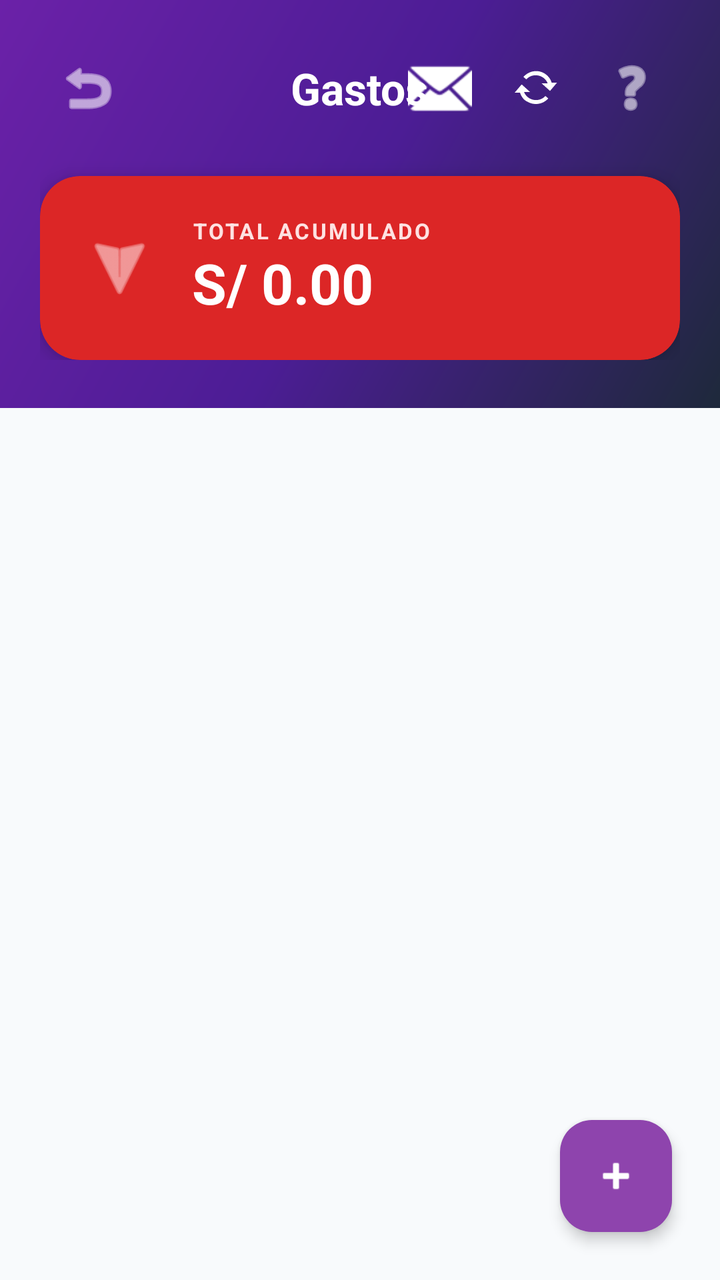
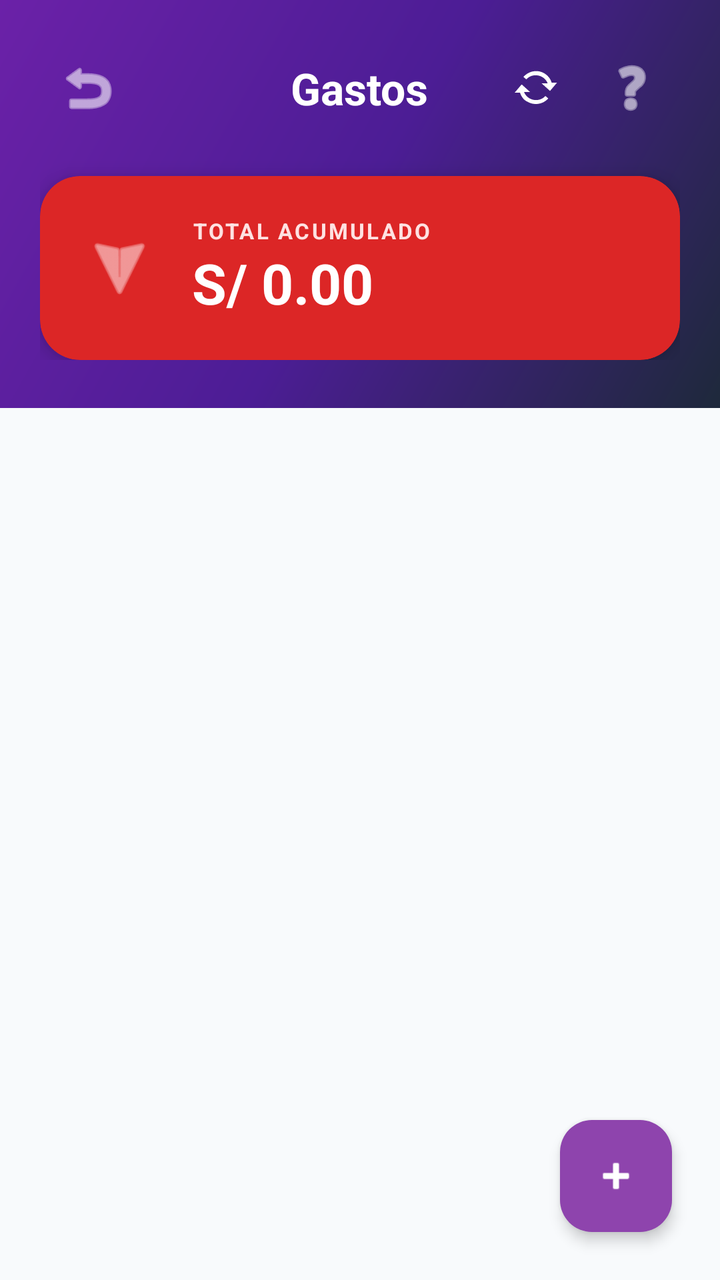

An Android layout rendered at two revisions. The XML below is the earlier revision; the diff shows what the commit changed to produce the second picture.
<!-- AndroidManifest.xml: application theme Theme.GoMezMart -->
<!-- res/layout/activity_gastos.xml -->
<?xml version="1.0" encoding="utf-8"?>
<androidx.coordinatorlayout.widget.CoordinatorLayout xmlns:android="http://schemas.android.com/apk/res/android"
    xmlns:app="http://schemas.android.com/apk/res-auto"
    android:layout_width="match_parent"
    android:layout_height="match_parent"
    android:background="?attr/colorSurface">

    <com.google.android.material.appbar.AppBarLayout
        android:layout_width="match_parent"
        android:layout_height="wrap_content"
        android:background="@drawable/bg_header_purple_gradient"
        app:elevation="4dp">

        <LinearLayout
            android:layout_width="match_parent"
            android:layout_height="wrap_content"
            android:orientation="vertical"
            android:paddingHorizontal="20dp"
            android:paddingTop="20dp"
            android:paddingBottom="24dp">

            <RelativeLayout
                android:layout_width="match_parent"
                android:layout_height="wrap_content">
                <ImageButton
                    android:id="@+id/btnBackGastos"
                    android:layout_width="48dp"
                    android:layout_height="48dp"
                    android:background="?attr/selectableItemBackgroundBorderless"
                    android:src="@android:drawable/ic_menu_revert"
                    app:tint="@android:color/white"
                    android:contentDescription="Regresar" />

                <TextView
                    android:layout_width="wrap_content"
                    android:layout_height="wrap_content"
                    android:layout_centerInParent="true"
                    android:text="Gastos"
                    android:textSize="22sp"
                    android:textStyle="bold"
                    android:textColor="@android:color/white" />

                <ImageButton
                    android:id="@+id/btnMailboxGastos"
                    android:layout_width="48dp"
                    android:layout_height="48dp"
                    android:layout_toStartOf="@id/btnSyncIndicator"
                    android:background="?attr/selectableItemBackgroundBorderless"
                    android:src="@android:drawable/ic_dialog_email"
                    app:tint="@android:color/white"
                    android:contentDescription="Buzón" />

                <ImageButton
                    android:id="@+id/btnSyncIndicator"
                    android:layout_width="48dp"
                    android:layout_height="48dp"
                    android:layout_toStartOf="@id/btnHelpGastos"
                    android:background="?attr/selectableItemBackgroundBorderless"
                    android:src="@android:drawable/stat_notify_sync"
                    app:tint="@android:color/white"
                    android:contentDescription="Sincronización" />

                <ImageButton
                    android:id="@+id/btnHelpGastos"
                    android:layout_width="48dp"
                    android:layout_height="48dp"
                    android:layout_alignParentEnd="true"
                    android:background="?attr/selectableItemBackgroundBorderless"
                    android:src="@android:drawable/ic_menu_help"
                    app:tint="@android:color/white"
                    android:contentDescription="Ayuda" />
            </RelativeLayout>

            
            <com.google.android.material.card.MaterialCardView
                android:layout_width="match_parent"
                android:layout_height="wrap_content"
                android:layout_marginTop="20dp"
                app:cardBackgroundColor="@color/red_600"
                app:cardCornerRadius="20dp"
                app:cardElevation="6dp"
                app:strokeWidth="0dp">
                <LinearLayout
                    android:layout_width="match_parent"
                    android:layout_height="wrap_content"
                    android:orientation="horizontal"
                    android:gravity="center_vertical"
                    android:padding="20dp">

                    <ImageView
                        android:layout_width="40dp"
                        android:layout_height="40dp"
                        android:src="@android:drawable/ic_menu_send"
                        android:rotation="90"
                        app:tint="#FEE2E2" />

                    <LinearLayout
                        android:layout_width="0dp"
                        android:layout_weight="1"
                        android:layout_height="wrap_content"
                        android:orientation="vertical"
                        android:layout_marginStart="16dp">
                        <TextView
                            android:layout_width="wrap_content"
                            android:layout_height="wrap_content"
                            android:text="TOTAL ACUMULADO"
                            android:textSize="11sp"
                            android:textStyle="bold"
                            android:textColor="#FEE2E2"
                            android:letterSpacing="0.1" />
                        <TextView
                            android:id="@+id/tvTotalGastosMes"
                            android:layout_width="wrap_content"
                            android:layout_height="wrap_content"
                            android:text="S/ 0.00"
                            android:textSize="28sp"
                            android:textStyle="bold"
                            android:textColor="@android:color/white" />
                    </LinearLayout>
                </LinearLayout>
            </com.google.android.material.card.MaterialCardView>
        </LinearLayout>
    </com.google.android.material.appbar.AppBarLayout>

    <androidx.recyclerview.widget.RecyclerView
        android:id="@+id/rvGastos"
        android:layout_width="match_parent"
        android:layout_height="match_parent"
        app:layout_behavior="@string/appbar_scrolling_view_behavior"
        android:paddingTop="12dp"
        android:paddingBottom="100dp"
        android:clipToPadding="false" />

    <LinearLayout
        android:id="@+id/layoutEmptyGastos"
        android:layout_width="match_parent"
        android:layout_height="wrap_content"
        android:layout_gravity="center"
        android:gravity="center"
        android:orientation="vertical"
        android:visibility="gone">

        <ImageView
            android:layout_width="120dp"
            android:layout_height="120dp"
            android:src="@android:drawable/ic_menu_edit"
            android:alpha="0.2"
            app:tint="?attr/colorOnSurfaceVariant" />

        <TextView
            android:layout_width="wrap_content"
            android:layout_height="wrap_content"
            android:layout_marginTop="16dp"
            android:text="Sin gastos registrados"
            android:textColor="?attr/colorOnSurfaceVariant"
            android:textSize="16sp"
            android:textStyle="bold" />
    </LinearLayout>

    <com.google.android.material.floatingactionbutton.FloatingActionButton
        android:id="@+id/fabAddGasto"
        android:layout_width="wrap_content"
        android:layout_height="wrap_content"
        android:layout_gravity="bottom|end"
        android:layout_margin="24dp"
        android:src="@android:drawable/ic_input_add"
        app:tint="@android:color/white"
        app:backgroundTint="#8E44AD"
        app:elevation="4dp"
        android:contentDescription="Añadir Gasto" />

</androidx.coordinatorlayout.widget.CoordinatorLayout>
<!-- resources referenced by this layout -->
<resources>
  <color name="red_600">#DC2626</color>
  <!-- drawable bg_header_purple_gradient (drawable) -->
  <?xml version="1.0" encoding="utf-8"?>
  <shape xmlns:android="http://schemas.android.com/apk/res/android">
      <gradient
          android:startColor="#6B21A8"
          android:centerColor="#4C1D95"
          android:endColor="#1E293B"
          android:angle="315" />
  </shape>
  <style name="Theme.GoMezMart" parent="Base.Theme.GoMezMart" />
  <style name="Base.Theme.GoMezMart" parent="Theme.Material3.DayNight.NoActionBar">
          <item name="colorPrimary">@color/purple_600</item>
          <item name="colorOnPrimary">@color/white</item>
          <item name="colorSecondary">@color/indigo_500</item>
          <item name="colorSurface">@color/slate_50</item>
          <item name="colorOnSurface">@color/slate_900</item>
          <item name="colorOnSurfaceVariant">@color/slate_500</item>
          <item name="colorSurfaceContainer">@color/white</item>
          <item name="android:windowBackground">@color/slate_50</item>
      </style>
  <color name="purple_600">#7C3AED</color>
  <color name="white">#FFFFFFFF</color>
  <color name="indigo_500">#6366F1</color>
  <color name="slate_50">#F8FAFC</color>
  <color name="slate_900">#0F172A</color>
  <color name="slate_500">#64748B</color>
</resources>

<!-- the commit's change to res/layout/activity_gastos.xml (unified diff, before → after) -->
@@ -39,16 +39,6 @@
                     android:textSize="22sp"
                     android:textStyle="bold"
                     android:textColor="@android:color/white" />
-
-                <ImageButton
-                    android:id="@+id/btnMailboxGastos"
-                    android:layout_width="48dp"
-                    android:layout_height="48dp"
-                    android:layout_toStartOf="@id/btnSyncIndicator"
-                    android:background="?attr/selectableItemBackgroundBorderless"
-                    android:src="@android:drawable/ic_dialog_email"
-                    app:tint="@android:color/white"
-                    android:contentDescription="Buzón" />
 
                 <ImageButton
                     android:id="@+id/btnSyncIndicator"
